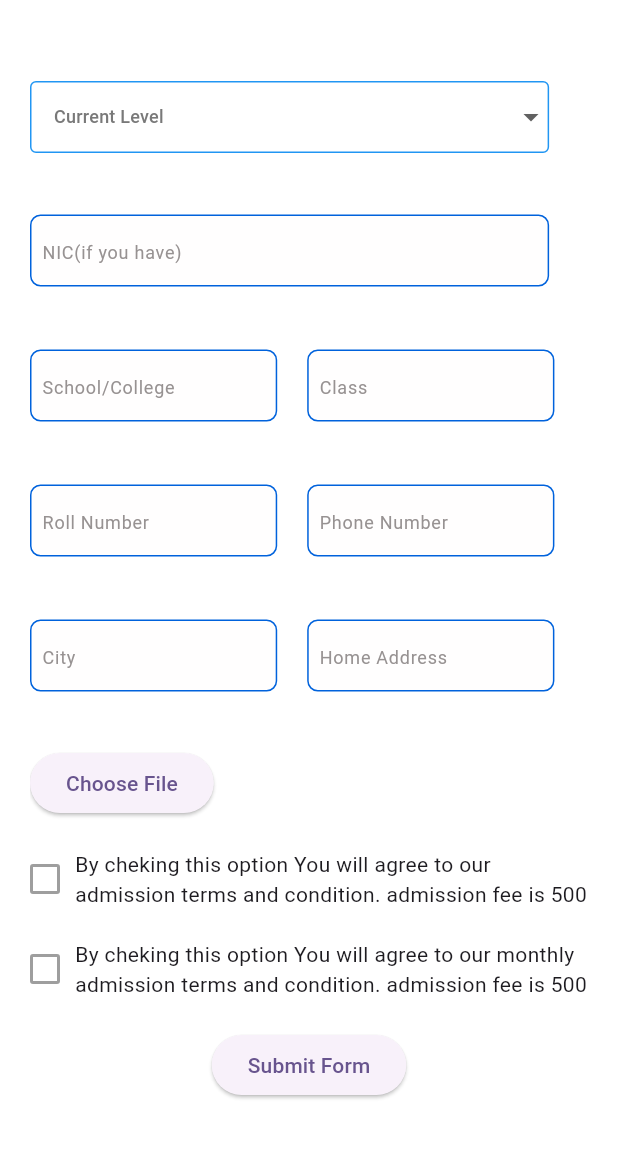
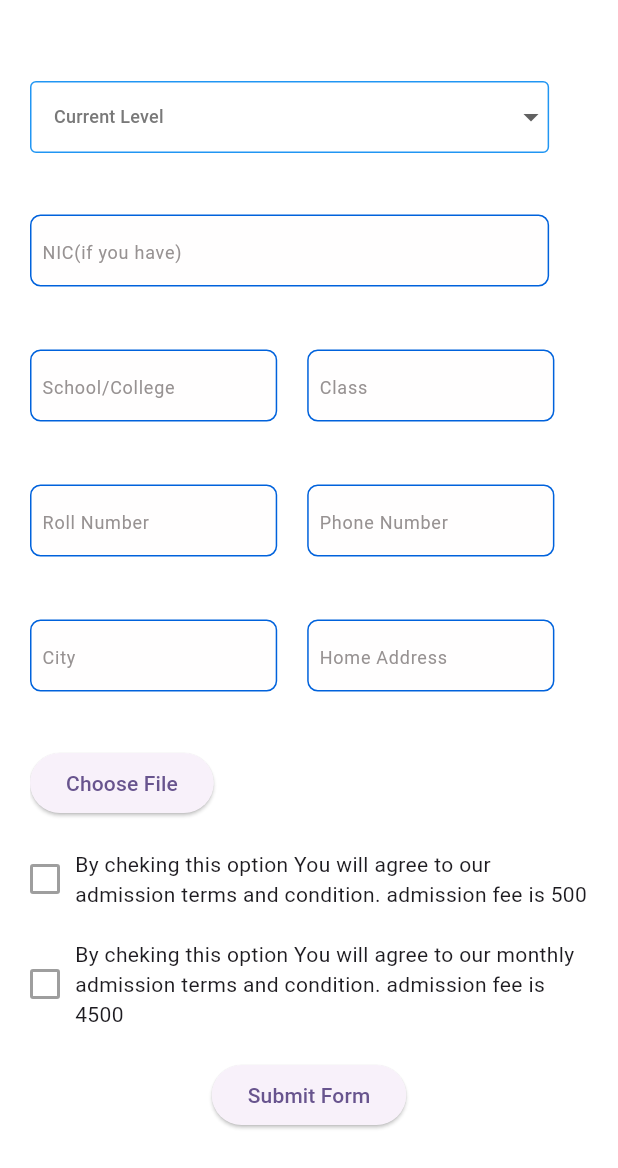
Before and after one commit to ayanedupk12/chaku, a Flutter app: the screen it shows after launch, scrolled down 501 dp, on a phone screen of 412 x 824 dp. Shown: the top 1168 px of the screen. Run offline on Flutter 3.47's test engine with Material 2 defaults, Android fonts, the phone set to English and light mode, and no system bars; our stand-ins replace cloud_firestore, file_picker, firebase_core, firebase_storage, get; accounts and stored records are empty; statements that could not run were skipped.

Commit message:
first comit

```diff
--- a/lib/FormScreen.dart
+++ b/lib/FormScreen.dart
@@ -189,7 +189,7 @@ class FormScreen extends StatelessWidget {
                           controller.monthlyFeeConfirmed=value;
                         },),
                         SizedBox(width: 10,),
-                        Flexible(child: Text('By cheking this option You will agree to our monthly admission terms and condition. admission fee is 500'))
+                        Flexible(child: Text('By cheking this option You will agree to our monthly admission terms and condition. admission fee is 4500'))
                       ],
                     ),
                     SizedBox(height: 20,),
```
